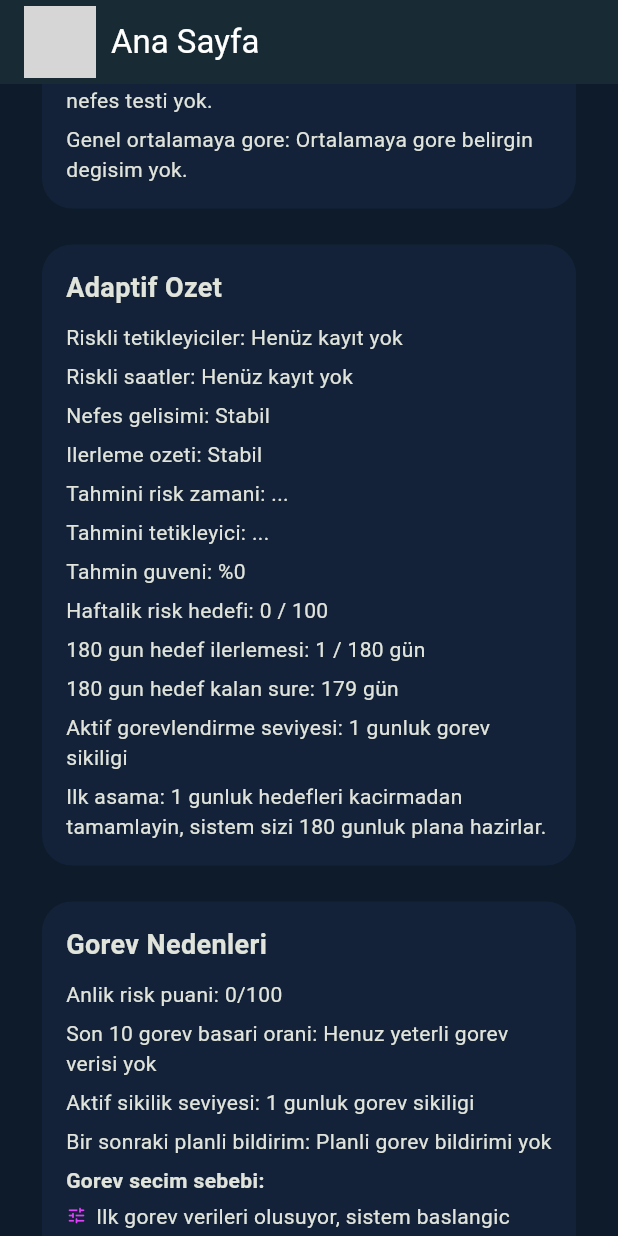
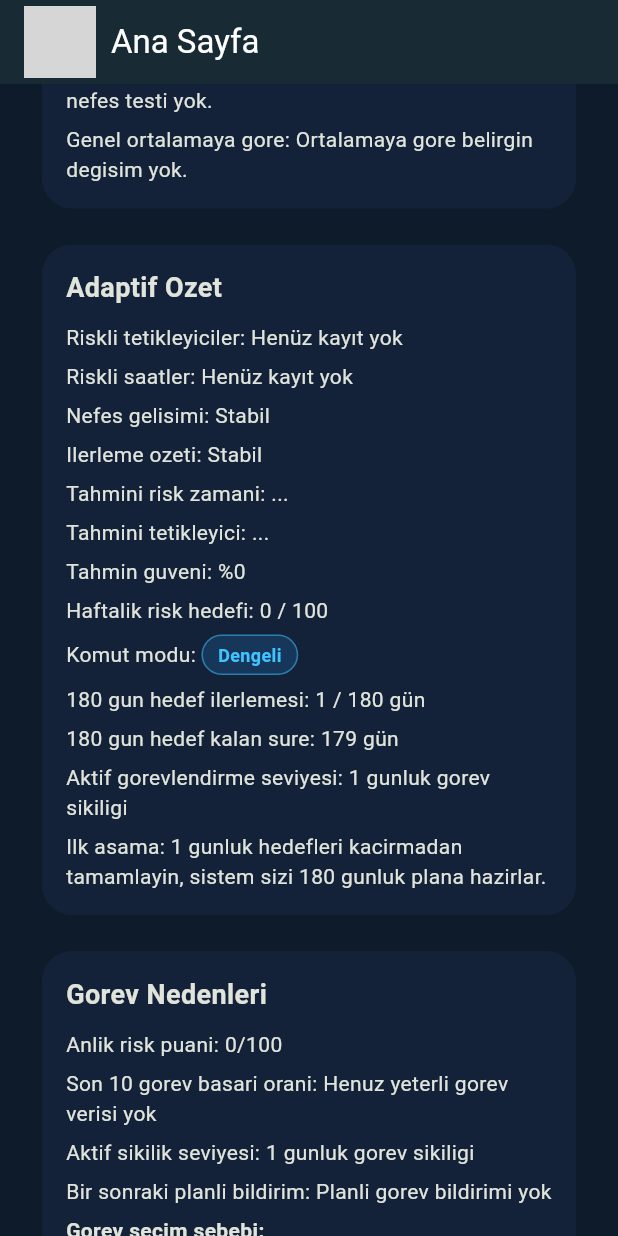
Before and after one commit to BirgulBulbul/no_smoke, a Flutter app: the HomePage screen opened directly with empty values, scrolled down 576 dp, on a phone screen of 412 x 824 dp. Run offline on Flutter 3.47's test engine with Material 3 defaults, Android fonts, the phone set to English and light mode, and no system bars; our stand-ins replace flutter_local_notifications, flutter_svg, permission_handler, shared_preferences, sqflite, timezone; accounts and stored records are empty; project files that could hold a hidden picture were left out; grey boxes are pictures that could not be loaded.

Commit message:
chore(auto-sync): snapshot 2026-07-15 18:16:04

```diff
--- a/lib/models/behavior_dashboard.dart
+++ b/lib/models/behavior_dashboard.dart
@@ -12,6 +12,7 @@ class BehaviorDashboard {
   final List<String> coachCommands;
   final Map<String, double> commandSuccessScores;
   final Map<String, double> commandCategoryScores;
+  final String commandMixMode;
   final List<String> riskExplanation;
   final Map<String, double> learnedWeights;
   final String predictedRiskWindow;
@@ -31,6 +32,7 @@ class BehaviorDashboard {
     required this.coachCommands,
     required this.commandSuccessScores,
     required this.commandCategoryScores,
+    required this.commandMixMode,
     required this.riskExplanation,
     required this.learnedWeights,
     required this.predictedRiskWindow,
--- a/lib/pages/home_page.dart
+++ b/lib/pages/home_page.dart
@@ -71,6 +71,7 @@ class _HomePageState extends State<HomePage> {
   List<String> _coachCommands = const [];
   Map<String, double> _commandSuccessScores = const {};
   Map<String, double> _commandCategoryScores = const {};
+  String _commandMixMode = 'balanced';
   List<String> _riskExplanation = const [];
   Map<String, double> _learnedWeights = const {};
   String _consecutiveSmokingLatestText = '...';
@@ -512,6 +513,7 @@ class _HomePageState extends State<HomePage> {
       _coachCommands = behavior?.coachCommands ?? const [];
       _commandSuccessScores = behavior?.commandSuccessScores ?? const {};
       _commandCategoryScores = behavior?.commandCategoryScores ?? const {};
+      _commandMixMode = behavior?.commandMixMode ?? 'balanced';
       _riskExplanation = behavior?.riskExplanation ?? const [];
       _learnedWeights = behavior?.learnedWeights ?? const {};
       _predictedRiskWindow = behavior?.predictedRiskWindow ?? '...';
@@ -1369,6 +1371,13 @@ class _HomePageState extends State<HomePage> {
             ),
             const SizedBox(height: 6),
             Text('${context.t('weeklyRiskTarget')}: $_weeklyRiskTarget / 100'),
+            const SizedBox(height: 6),
+            Row(
+              children: [
+                const Text('Komut modu: '),
+                _buildCommandMixBadge(_commandMixMode),
+              ],
+            ),
             if (_learnedWeights.isNotEmpty) ...[
               const SizedBox(height: 6),
               Text(
@@ -1861,4 +1870,42 @@ class _HomePageState extends State<HomePage> {
     }
     return parts.join(' • ');
   }
+
+  Widget _buildCommandMixBadge(String mode) {
+    final normalized = mode.trim().toLowerCase();
+    final label = normalized == 'aggressive'
+        ? 'Agresif'
+        : normalized == 'protective'
+        ? 'Koruyucu'
+        : 'Dengeli';
+
+    final background = normalized == 'aggressive'
+        ? Colors.red.withValues(alpha: 0.18)
+        : normalized == 'protective'
+        ? Colors.lightGreen.withValues(alpha: 0.18)
+        : Colors.blue.withValues(alpha: 0.18);
+
+    final foreground = normalized == 'aggressive'
+        ? Colors.redAccent
+        : normalized == 'protective'
+        ? Colors.lightGreenAccent
+        : Colors.lightBlueAccent;
+
+    return Container(
+      padding: const EdgeInsets.symmetric(horizontal: 10, vertical: 4),
+      decoration: BoxDecoration(
+        color: background,
+        borderRadius: BorderRadius.circular(999),
+        border: Border.all(color: foreground.withValues(alpha: 0.5)),
+      ),
+      child: Text(
+        label,
+        style: TextStyle(
+          color: foreground,
+          fontSize: 12,
+          fontWeight: FontWeight.w700,
+        ),
+      ),
+    );
+  }
 }
--- a/lib/services/behavior_engine.dart
+++ b/lib/services/behavior_engine.dart
@@ -757,6 +757,7 @@ class BehaviorEngine {
     required List<String> coachCommands,
     required Map<String, double> commandSuccessScores,
     required Map<String, double> commandCategoryScores,
+    required String commandMixMode,
     required List<String> riskExplanation,
     required Map<String, double> learnedWeights,
     required Map<String, dynamic> prediction,
@@ -802,6 +803,7 @@ class BehaviorEngine {
       coachCommands: coachCommands,
       commandSuccessScores: commandSuccessScores,
       commandCategoryScores: commandCategoryScores,
+      commandMixMode: commandMixMode,
       riskExplanation: riskExplanation,
       learnedWeights: learnedWeights,
       predictedRiskWindow: prediction['nextRiskWindow'] as String,
--- a/lib/services/storage_service.dart
+++ b/lib/services/storage_service.dart
@@ -859,6 +859,7 @@ class StorageService {
                     (value as num?)?.toDouble() ?? 0.5,
                   ),
                 ),
+        commandMixMode: data['commandMixMode']?.toString() ?? 'balanced',
         riskExplanation:
             (data['riskExplanation'] as List<dynamic>? ?? const [])
                 .map((item) => item.toString())
@@ -1314,10 +1315,17 @@ class StorageService {
         (optimizedCommands['categoryScores'] as Map<String, dynamic>).map(
           (key, value) => MapEntry(key, (value as num).toDouble()),
         );
+    final commandMixMode = _resolveCommandMixMode(
+      riskScore: dynamicRisk,
+      weeklyRiskTarget: adaptivePlan.weeklyRiskTarget,
+      recentSuccessCount: recentSuccessCount,
+      recentFailureCount: recentFailureCount,
+    );
     final balancedCoachCommands = _mentorEngine.rebalanceCommandMix(
       orderedCommands: optimizedCoachCommands,
       commandScores: commandSuccessScores,
       categoryScores: commandCategoryScores,
+      mode: commandMixMode,
       maxCount: 4,
     );
 
@@ -1329,6 +1337,7 @@ class StorageService {
       taskAdjustment: taskAdjustment,
       finalRisk: dynamicRisk,
     );
+    riskExplanation.add('Komut dengeleme modu: $commandMixMode');
 
     final dashboard = _behaviorEngine.buildDashboard(
       riskScore: dynamicRisk,
@@ -1339,6 +1348,7 @@ class StorageService {
       coachCommands: balancedCoachCommands,
       commandSuccessScores: commandSuccessScores,
       commandCategoryScores: commandCategoryScores,
+      commandMixMode: commandMixMode,
       riskExplanation: riskExplanation,
       learnedWeights: learnedWeights,
       prediction: prediction,
@@ -1355,6 +1365,7 @@ class StorageService {
       'coachCommands': dashboard.coachCommands,
       'commandSuccessScores': dashboard.commandSuccessScores,
       'commandCategoryScores': dashboard.commandCategoryScores,
+      'commandMixMode': dashboard.commandMixMode,
       'riskExplanation': dashboard.riskExplanation,
       'learnedWeights': dashboard.learnedWeights,
       'predictedRiskWindow': dashboard.predictedRiskWindow,
@@ -1390,6 +1401,26 @@ class StorageService {
       adjustment += item.completed ? -2 : 3;
     }
     return adjustment.clamp(-6, 12);
+  }
+
+  String _resolveCommandMixMode({
+    required int riskScore,
+    required int weeklyRiskTarget,
+    required int recentSuccessCount,
+    required int recentFailureCount,
+  }) {
+    final targetGap = riskScore - weeklyRiskTarget;
+    if (riskScore >= 70 || targetGap >= 15 || recentFailureCount > recentSuccessCount) {
+      return 'aggressive';
+    }
+
+    if (riskScore <= 45 &&
+        targetGap <= 5 &&
+        recentSuccessCount >= recentFailureCount + 2) {
+      return 'protective';
+    }
+
+    return 'balanced';
   }
 
   bool _isWithinWindow({
```
Also changed, not shown: lib/engines/mentor_engine.dart (+71 -4 lines).
